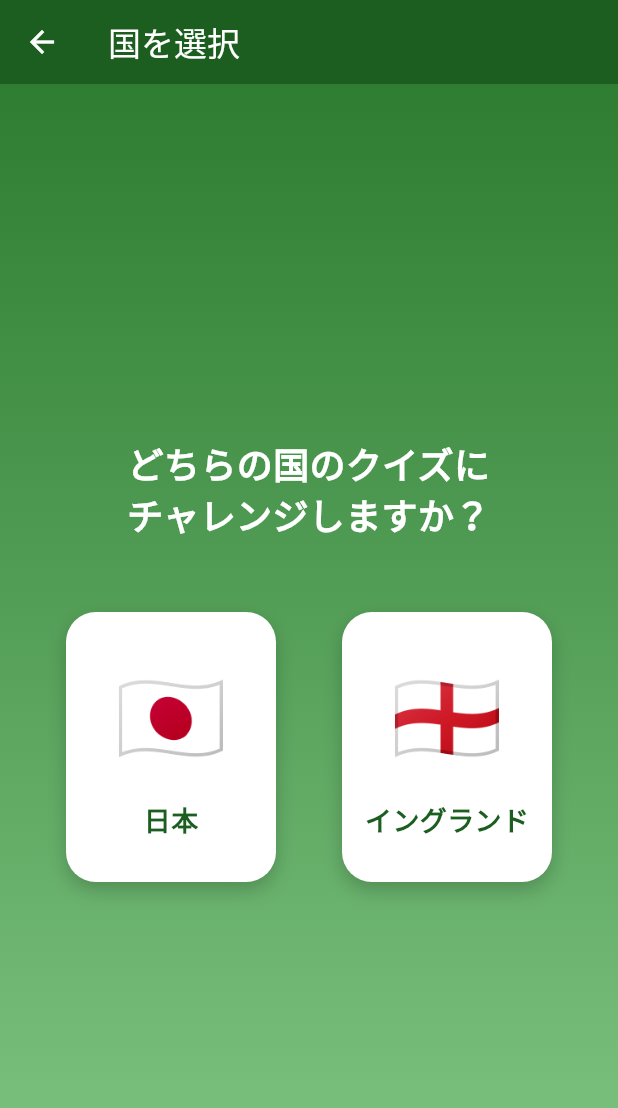
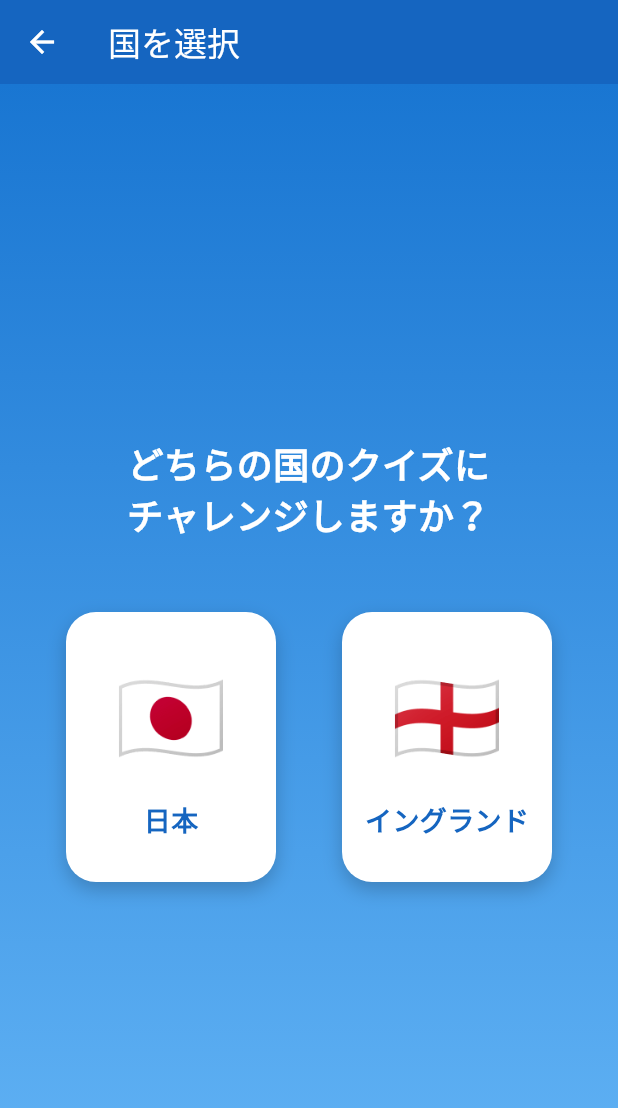
Before and after one commit to tomohiro1024/soccer_master, a Flutter app: the screen it shows after launch, after a tap on "クイズを始める", on a phone screen of 412 x 824 dp. Shown: the top 1108 px of the screen. Run offline on Flutter 3.47's test engine with Material 3 defaults, Android fonts, the phone set to English and light mode, and no system bars; network calls fail.

Commit message:
change color

```diff
--- a/lib/main.dart
+++ b/lib/main.dart
@@ -13,7 +13,7 @@ class MyApp extends StatelessWidget {
     return MaterialApp(
       title: 'サッカークイズ',
       theme: ThemeData(
-        colorScheme: ColorScheme.fromSeed(seedColor: const Color(0xFF1B5E20)),
+        colorScheme: ColorScheme.fromSeed(seedColor: const Color(0xFF1976D2)),
         useMaterial3: true,
       ),
       debugShowCheckedModeBanner: false,
--- a/lib/screens/country_selection_screen.dart
+++ b/lib/screens/country_selection_screen.dart
@@ -10,7 +10,7 @@ class CountrySelectionScreen extends StatelessWidget {
     return Scaffold(
       appBar: AppBar(
         title: const Text('国を選択'),
-        backgroundColor: const Color(0xFF1B5E20),
+        backgroundColor: const Color(0xFF1565C0),
         foregroundColor: Colors.white,
       ),
       body: Container(
@@ -18,7 +18,7 @@ class CountrySelectionScreen extends StatelessWidget {
           gradient: LinearGradient(
             begin: Alignment.topCenter,
             end: Alignment.bottomCenter,
-            colors: [Color(0xFF2E7D32), Color(0xFF81C784)],
+            colors: [Color(0xFF1976D2), Color(0xFF64B5F6)],
           ),
         ),
         child: SafeArea(
@@ -103,7 +103,7 @@ class CountrySelectionScreen extends StatelessWidget {
               style: const TextStyle(
                 fontSize: 18,
                 fontWeight: FontWeight.bold,
-                color: Color(0xFF1B5E20),
+                color: Color(0xFF1565C0),
               ),
             ),
           ],
--- a/lib/screens/home_screen.dart
+++ b/lib/screens/home_screen.dart
@@ -12,7 +12,7 @@ class HomeScreen extends StatelessWidget {
           gradient: LinearGradient(
             begin: Alignment.topCenter,
             end: Alignment.bottomCenter,
-            colors: [Color(0xFF1B5E20), Color(0xFF4CAF50)],
+            colors: [Color(0xFF1565C0), Color(0xFF42A5F5)],
           ),
         ),
         child: SafeArea(
@@ -20,10 +20,31 @@ class HomeScreen extends StatelessWidget {
             child: Column(
               mainAxisAlignment: MainAxisAlignment.center,
               children: [
-                const Icon(
-                  Icons.sports_soccer,
-                  size: 120,
-                  color: Colors.white,
+                ClipRRect(
+                  borderRadius: BorderRadius.circular(20),
+                  child: Image.network(
+                    'https://kawase-net.jp/wp-content/uploads/2014/11/KW-140-1-1.jpg',
+                    width: 150,
+                    height: 150,
+                    fit: BoxFit.cover,
+                    loadingBuilder: (context, child, loadingProgress) {
+                      if (loadingProgress == null) return child;
+                      return const SizedBox(
+                        width: 150,
+                        height: 150,
+                        child: Center(
+                          child: CircularProgressIndicator(color: Colors.white),
+                        ),
+                      );
+                    },
+                    errorBuilder: (context, error, stackTrace) {
+                      return const Icon(
+                        Icons.sports_soccer,
+                        size: 120,
+                        color: Colors.white,
+                      );
+                    },
+                  ),
                 ),
                 const SizedBox(height: 24),
                 const Text(
@@ -32,14 +53,6 @@ class HomeScreen extends StatelessWidget {
                     fontSize: 36,
                     fontWeight: FontWeight.bold,
                     color: Colors.white,
-                  ),
-                ),
-                const SizedBox(height: 8),
-                const Text(
-                  'Soccer Master',
-                  style: TextStyle(
-                    fontSize: 18,
-                    color: Colors.white70,
                   ),
                 ),
                 const SizedBox(height: 60),
@@ -54,7 +67,7 @@ class HomeScreen extends StatelessWidget {
                   },
                   style: ElevatedButton.styleFrom(
                     backgroundColor: Colors.white,
-                    foregroundColor: const Color(0xFF1B5E20),
+                    foregroundColor: const Color(0xFF1565C0),
                     padding: const EdgeInsets.symmetric(
                       horizontal: 48,
                       vertical: 16,
--- a/lib/screens/result_screen.dart
+++ b/lib/screens/result_screen.dart
@@ -48,7 +48,7 @@ class ResultScreen extends StatelessWidget {
           gradient: LinearGradient(
             begin: Alignment.topCenter,
             end: Alignment.bottomCenter,
-            colors: [Color(0xFF1B5E20), Color(0xFF4CAF50)],
+            colors: [Color(0xFF1565C0), Color(0xFF42A5F5)],
           ),
         ),
         child: SafeArea(
@@ -87,7 +87,7 @@ class ResultScreen extends StatelessWidget {
                         style: const TextStyle(
                           fontSize: 48,
                           fontWeight: FontWeight.bold,
-                          color: Color(0xFF1B5E20),
+                          color: Color(0xFF1565C0),
                         ),
                       ),
                       const SizedBox(height: 8),
@@ -123,7 +123,7 @@ class ResultScreen extends StatelessWidget {
                   },
                   style: ElevatedButton.styleFrom(
                     backgroundColor: Colors.white,
-                    foregroundColor: const Color(0xFF1B5E20),
+                    foregroundColor: const Color(0xFF1565C0),
                     padding: const EdgeInsets.symmetric(
                       horizontal: 32,
                       vertical: 16,
```
Also changed, not shown: lib/screens/genre_selection_screen.dart (+4 -4 lines), lib/screens/quiz_screen.dart (+4 -4 lines).
